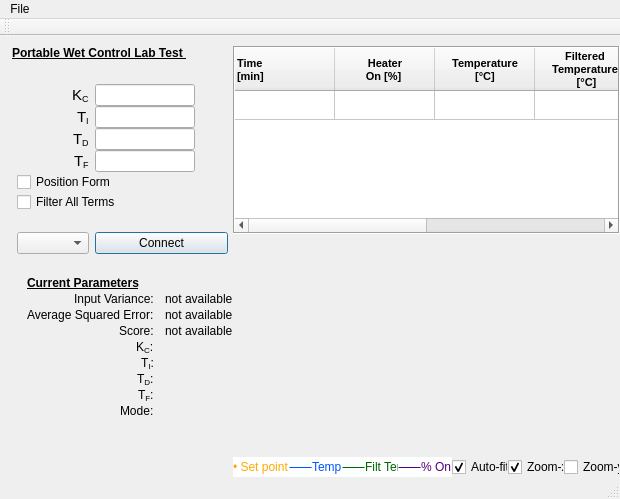
First picture: the form in mainwindow.ui, repository AnthonyA28/Qt-PWCL-test, before the edit.
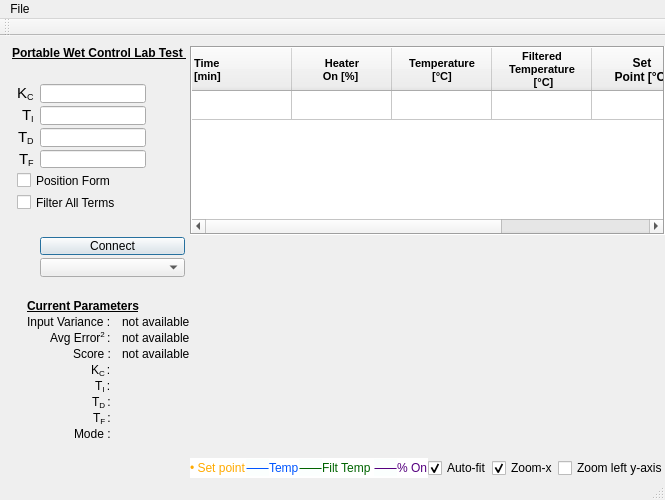
Second picture: the form after the edit. Icons and pictures are not drawn. Custom widgets are drawn as their Qt base class.

Commit message: fixed text being cut off and changed zoom-y to zoom-left y

Patch:
```diff
--- a/mainwindow.ui
+++ b/mainwindow.ui
@@ -6,13 +6,13 @@
    <rect>
     <x>0</x>
     <y>0</y>
-    <width>620</width>
-    <height>499</height>
+    <width>665</width>
+    <height>500</height>
    </rect>
   </property>
   <property name="minimumSize">
    <size>
-    <width>618</width>
+    <width>665</width>
     <height>499</height>
    </size>
   </property>
@@ -97,13 +97,16 @@
         <item>
          <layout class="QFormLayout" name="formLayout">
           <property name="sizeConstraint">
-           <enum>QLayout::SetMinimumSize</enum>
+           <enum>QLayout::SetNoConstraint</enum>
           </property>
           <property name="labelAlignment">
            <set>Qt::AlignRight|Qt::AlignTrailing|Qt::AlignVCenter</set>
           </property>
+          <property name="horizontalSpacing">
+           <number>6</number>
+          </property>
           <property name="verticalSpacing">
-           <number>0</number>
+           <number>3</number>
           </property>
           <property name="leftMargin">
            <number>5</number>
@@ -346,22 +349,6 @@
             </property>
            </spacer>
           </item>
-          <item row="7" column="0">
-           <widget class="QComboBox" name="portComboBox">
-            <property name="sizePolicy">
-             <sizepolicy hsizetype="Preferred" vsizetype="Preferred">
-              <horstretch>0</horstretch>
-              <verstretch>0</verstretch>
-             </sizepolicy>
-            </property>
-            <property name="editable">
-             <bool>false</bool>
-            </property>
-            <property name="frame">
-             <bool>true</bool>
-            </property>
-           </widget>
-          </item>
           <item row="7" column="1">
            <widget class="QPushButton" name="setButton">
             <property name="sizePolicy">
@@ -392,6 +379,22 @@
             </property>
            </widget>
           </item>
+          <item row="8" column="1">
+           <widget class="QComboBox" name="portComboBox">
+            <property name="sizePolicy">
+             <sizepolicy hsizetype="Preferred" vsizetype="Preferred">
+              <horstretch>0</horstretch>
+              <verstretch>0</verstretch>
+             </sizepolicy>
+            </property>
+            <property name="editable">
+             <bool>false</bool>
+            </property>
+            <property name="frame">
+             <bool>true</bool>
+            </property>
+           </widget>
+          </item>
          </layout>
         </item>
        </layout>
@@ -449,7 +452,7 @@
            </font>
           </property>
           <property name="text">
-           <string>&lt;html&gt;&lt;head/&gt;&lt;body&gt;&lt;p&gt;Input Variance:&lt;/p&gt;&lt;/body&gt;&lt;/html&gt;</string>
+           <string>&lt;html&gt;&lt;head/&gt;&lt;body&gt;&lt;p&gt;Input Variance :&lt;/p&gt;&lt;/body&gt;&lt;/html&gt;</string>
           </property>
          </widget>
         </item>
@@ -485,7 +488,7 @@
            </font>
           </property>
           <property name="text">
-           <string>&lt;html&gt;&lt;head/&gt;&lt;body&gt;&lt;p&gt;Average Squared Error:&lt;/p&gt;&lt;/body&gt;&lt;/html&gt;</string>
+           <string>&lt;html&gt;&lt;head/&gt;&lt;body&gt;&lt;p&gt;Avg Error&lt;span style=&quot; vertical-align:super;&quot;&gt;2 &lt;/span&gt;:&lt;/p&gt;&lt;/body&gt;&lt;/html&gt;</string>
           </property>
          </widget>
         </item>
@@ -521,7 +524,7 @@
            </font>
           </property>
           <property name="text">
-           <string>Score:</string>
+           <string>Score :</string>
           </property>
          </widget>
         </item>
@@ -552,7 +555,7 @@
            </sizepolicy>
           </property>
           <property name="text">
-           <string>&lt;html&gt;&lt;head/&gt;&lt;body&gt;&lt;p&gt;&lt;span style=&quot; font-size:9pt;&quot;&gt;K&lt;/span&gt;&lt;span style=&quot; font-size:9pt; vertical-align:sub;&quot;&gt;C&lt;/span&gt;&lt;span style=&quot; font-size:9pt;&quot;&gt;:&lt;/span&gt;&lt;/p&gt;&lt;/body&gt;&lt;/html&gt;</string>
+           <string>&lt;html&gt;&lt;head/&gt;&lt;body&gt;&lt;p&gt;&lt;span style=&quot; font-size:9pt;&quot;&gt;K&lt;/span&gt;&lt;span style=&quot; font-size:9pt; vertical-align:sub;&quot;&gt;C &lt;/span&gt;&lt;span style=&quot; font-size:9pt;&quot;&gt;:&lt;/span&gt;&lt;/p&gt;&lt;/body&gt;&lt;/html&gt;</string>
           </property>
          </widget>
         </item>
@@ -578,7 +581,7 @@
            </sizepolicy>
           </property>
           <property name="text">
-           <string>&lt;html&gt;&lt;head/&gt;&lt;body&gt;&lt;p&gt;&lt;span style=&quot; font-size:9pt;&quot;&gt;Τ&lt;/span&gt;&lt;span style=&quot; font-size:9pt; vertical-align:sub;&quot;&gt;I&lt;/span&gt;&lt;span style=&quot; font-size:9pt;&quot;&gt;:&lt;/span&gt;&lt;/p&gt;&lt;/body&gt;&lt;/html&gt;</string>
+           <string>&lt;html&gt;&lt;head/&gt;&lt;body&gt;&lt;p&gt;&lt;span style=&quot; font-size:9pt;&quot;&gt;Τ&lt;/span&gt;&lt;span style=&quot; font-size:9pt; vertical-align:sub;&quot;&gt;I &lt;/span&gt;&lt;span style=&quot; font-size:9pt;&quot;&gt;:&lt;/span&gt;&lt;/p&gt;&lt;/body&gt;&lt;/html&gt;</string>
           </property>
          </widget>
         </item>
@@ -604,7 +607,7 @@
            </sizepolicy>
           </property>
           <property name="text">
-           <string>&lt;html&gt;&lt;head/&gt;&lt;body&gt;&lt;p&gt;&lt;span style=&quot; font-size:9pt;&quot;&gt;Τ&lt;/span&gt;&lt;span style=&quot; font-size:9pt; vertical-align:sub;&quot;&gt;D&lt;/span&gt;&lt;span style=&quot; font-size:9pt;&quot;&gt;:&lt;/span&gt;&lt;/p&gt;&lt;/body&gt;&lt;/html&gt;</string>
+           <string>&lt;html&gt;&lt;head/&gt;&lt;body&gt;&lt;p&gt;&lt;span style=&quot; font-size:9pt;&quot;&gt;Τ&lt;/span&gt;&lt;span style=&quot; font-size:9pt; vertical-align:sub;&quot;&gt;D &lt;/span&gt;&lt;span style=&quot; font-size:9pt;&quot;&gt;:&lt;/span&gt;&lt;/p&gt;&lt;/body&gt;&lt;/html&gt;</string>
           </property>
          </widget>
         </item>
@@ -630,7 +633,7 @@
            </sizepolicy>
           </property>
           <property name="text">
-           <string>&lt;html&gt;&lt;head/&gt;&lt;body&gt;&lt;p&gt;&lt;span style=&quot; font-size:9pt;&quot;&gt;Τ&lt;/span&gt;&lt;span style=&quot; font-size:9pt; vertical-align:sub;&quot;&gt;F&lt;/span&gt;&lt;span style=&quot; font-size:9pt;&quot;&gt;:&lt;/span&gt;&lt;/p&gt;&lt;/body&gt;&lt;/html&gt;</string>
+           <string>&lt;html&gt;&lt;head/&gt;&lt;body&gt;&lt;p&gt;&lt;span style=&quot; font-size:9pt;&quot;&gt;Τ&lt;/span&gt;&lt;span style=&quot; font-size:9pt; vertical-align:sub;&quot;&gt;F &lt;/span&gt;&lt;span style=&quot; font-size:9pt;&quot;&gt;:&lt;/span&gt;&lt;/p&gt;&lt;/body&gt;&lt;/html&gt;</string>
           </property>
          </widget>
         </item>
@@ -656,7 +659,7 @@
            </sizepolicy>
           </property>
           <property name="text">
-           <string>Mode:</string>
+           <string>Mode :</string>
           </property>
          </widget>
         </item>
@@ -1066,7 +1069,7 @@
         <item>
          <widget class="QCheckBox" name="zoomy_checkBox">
           <property name="text">
-           <string>Zoom-y</string>
+           <string>Zoom left y-axis</string>
           </property>
          </widget>
         </item>
@@ -1081,8 +1084,8 @@
     <rect>
      <x>0</x>
      <y>0</y>
-     <width>620</width>
-     <height>21</height>
+     <width>665</width>
+     <height>22</height>
     </rect>
    </property>
    <widget class="QMenu" name="menuFile">
```
